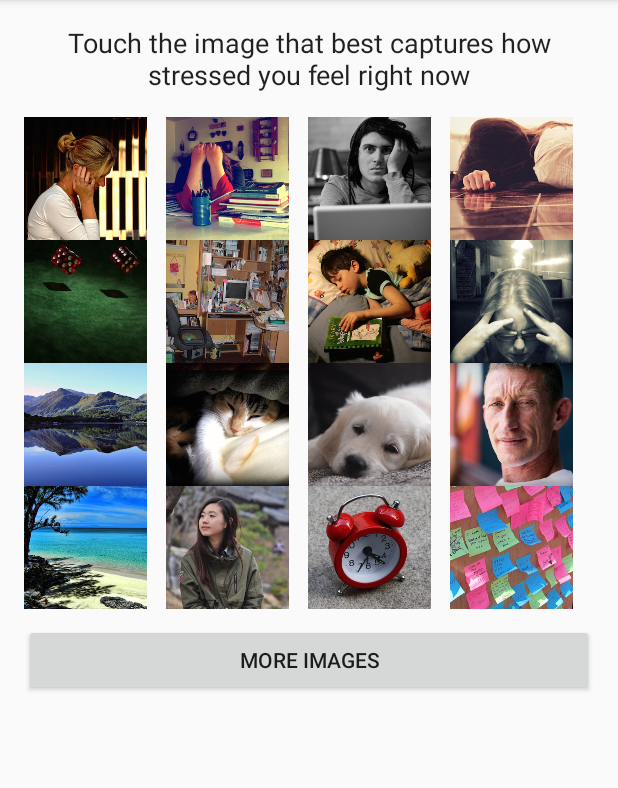
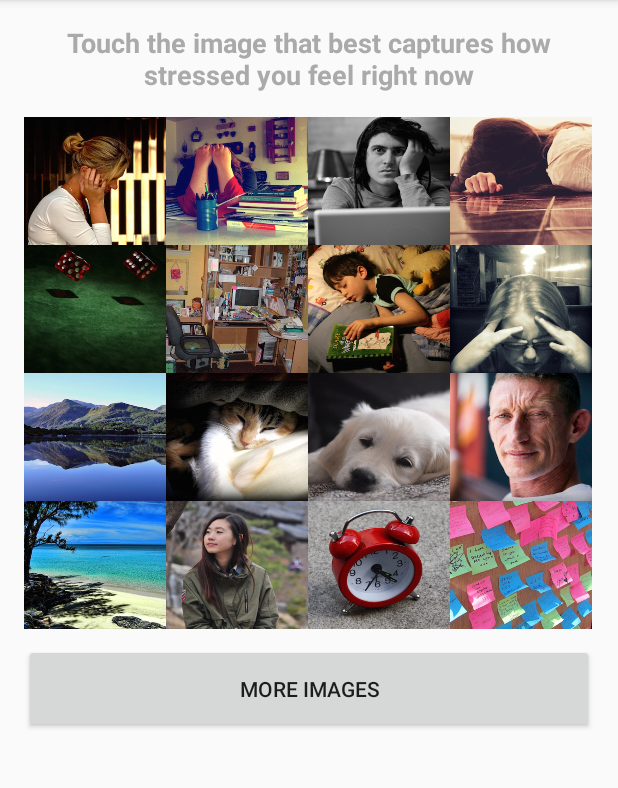
Before and after one commit to dev-vishalgaurav/cs165, an Android app: the screen it shows after launch (StressMeter), on a phone screen of 412 x 824 dp, the part 84-872 px from its top. Run offline under Robolectric (Android 15) with nearby library versions, the phone set to English and light mode, and no system bars.

Commit message:
fixed UI layouts and adjusted according to Nexus 6P

```diff
--- a/assignments/stressmeter/app/src/main/res/layout/activity_image_detail.xml
+++ b/assignments/stressmeter/app/src/main/res/layout/activity_image_detail.xml
@@ -11,8 +11,8 @@
 
     <ImageView
         android:id="@+id/imgDetail"
-        android:layout_width="295dp"
-        android:layout_height="300dp"
+        android:layout_width="390dp"
+        android:layout_height="480dp"
         android:layout_centerInParent="true"
         android:scaleType="fitXY" />
 
--- a/assignments/stressmeter/app/src/main/res/layout/fragment_results.xml
+++ b/assignments/stressmeter/app/src/main/res/layout/fragment_results.xml
@@ -27,7 +27,7 @@
             android:id="@+id/chart"
             android:layout_width="match_parent"
             android:layout_below="@+id/txtGraphCaption"
-            android:layout_height="300dp"></lecho.lib.hellocharts.view.LineChartView>
+            android:layout_height="450dp"></lecho.lib.hellocharts.view.LineChartView>
     </RelativeLayout>
 
     <LinearLayout
--- a/assignments/stressmeter/app/src/main/res/layout/fragment_stress_grid.xml
+++ b/assignments/stressmeter/app/src/main/res/layout/fragment_stress_grid.xml
@@ -12,7 +12,9 @@
         android:layout_marginBottom="@dimen/activity_horizontal_margin"
         android:gravity="center"
         android:text="@string/stress_grid_title"
-        android:textAppearance="@android:style/TextAppearance.Medium" />
+        android:textAppearance="@android:style/TextAppearance.Medium"
+        android:textColor="@android:color/darker_gray"
+        android:textStyle="bold" />
 
     <GridView
         android:id="@+id/gvStressImages"
@@ -23,14 +25,14 @@
         android:text="@string/hello_blank_fragment" />
 
     <Button
-        android:layout_below="@+id/gvStressImages"
         android:id="@+id/btnMoreImages"
         android:layout_width="match_parent"
         android:layout_height="wrap_content"
+        android:layout_below="@+id/gvStressImages"
+        android:layout_marginBottom="30dp"
         android:layout_marginTop="10dp"
-        android:layout_marginBottom="30dp"
-        android:padding="12dp"
-        android:textAllCaps="true"
-        android:text="@string/more_images" />
+        android:padding="20dp"
+        android:text="@string/more_images"
+        android:textAllCaps="true" />
 
 </RelativeLayout>
--- a/assignments/stressmeter/app/src/main/res/layout/row_stress_image.xml
+++ b/assignments/stressmeter/app/src/main/res/layout/row_stress_image.xml
@@ -4,7 +4,7 @@
     <ImageView
         android:id="@+id/imgStress"
         android:scaleType="fitXY"
-        android:layout_width="82dp"
-        android:layout_height="82dp" />
+        android:layout_width="95dp"
+        android:layout_height="85dp" />
 
 </RelativeLayout>
```
